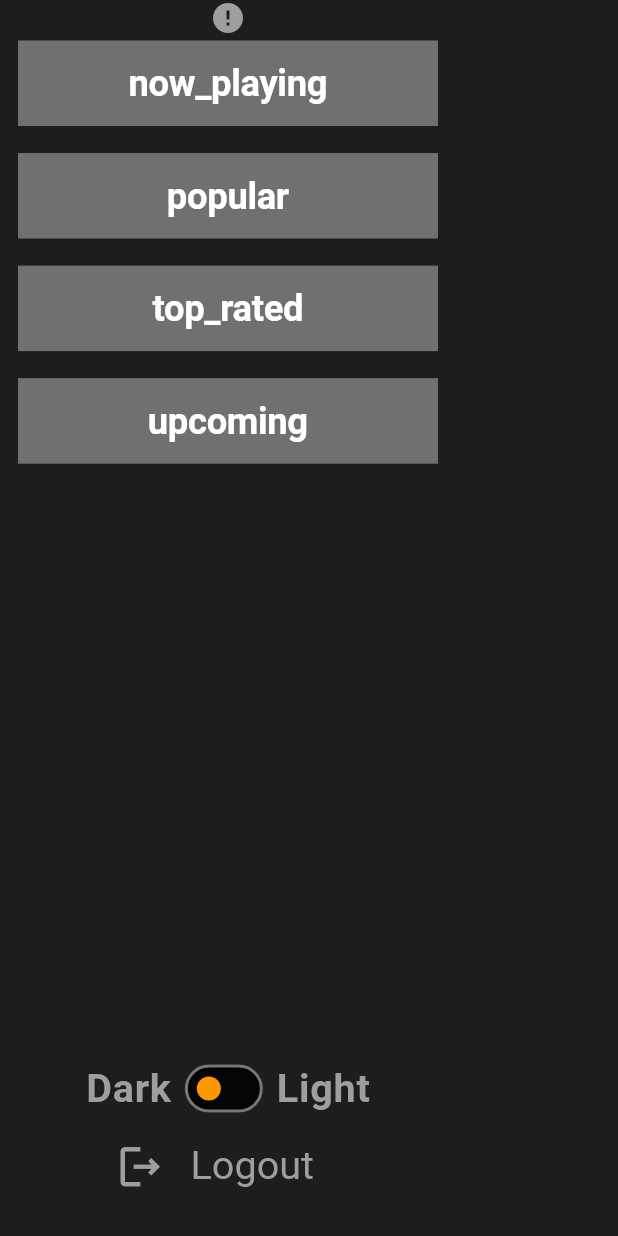
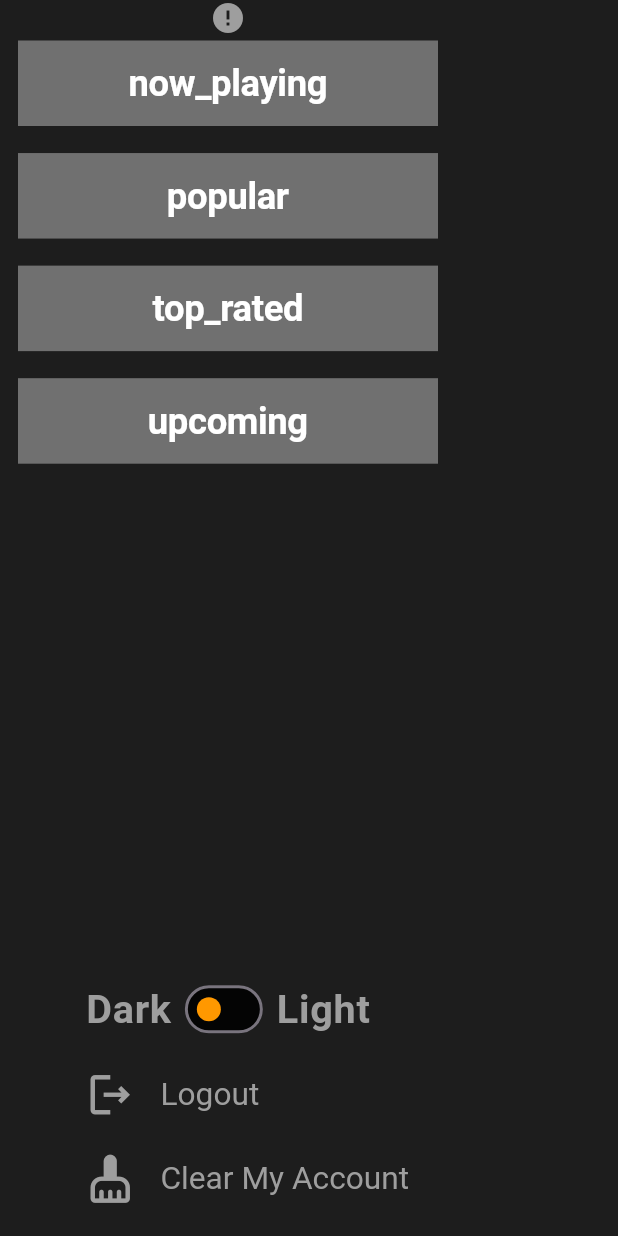
Before and after one commit to HindAlaa26/movie-app, a Flutter app: the HomeDrawer widget shown alone on an empty page, opened directly, on a phone screen of 412 x 824 dp. Run offline on Flutter 3.47's test engine with Material 3 defaults, Android fonts, the phone set to English and light mode, and no system bars; our stand-ins replace dio, flutter_screenutil, shared_preferences; accounts and stored records are empty; network calls fail.

Commit message:
Shared Preferences Updated

```diff
--- a/lib/Screens/favorite.dart
+++ b/lib/Screens/favorite.dart
@@ -5,6 +5,7 @@ import '../provider/favorite_provider.dart';
 import 'Home/item_details.dart';
 
 class Favorite extends StatefulWidget {
+  static String routeName = 'Favorite screen';
   const Favorite({super.key});
 
   @override
--- a/lib/Screens/splash_screen.dart
+++ b/lib/Screens/splash_screen.dart
@@ -20,7 +20,7 @@ class SplashScreen extends StatelessWidget {
              SizedBox(height: 150.h,),
             TextButton(
               onPressed: (){
-                Navigator.pushNamed(context, OnboardingScreen.routeName);
+                Navigator.pushNamed(context, OnBoardingScreen.routeName);
               },
               child:   Text("Let's Start",
                   style: TextStyle(color: const Color.fromRGBO(255, 187, 59, 50),fontSize: 30.sp,
--- /dev/null
+++ b/lib/Shared/local/shared_preferences.dart
@@ -0,0 +1,57 @@
+import 'package:shared_preferences/shared_preferences.dart';
+
+class SharedPreferencesHelper
+{
+  static SharedPreferences? prefs;
+  static init()async
+  {
+    prefs = await SharedPreferences.getInstance();
+  }
+
+ static List<String>? emailAndPasswordList;
+  // get Data (email and password) from register screen in login screen
+  static Future<List<String>> getEmailAndPassword()async
+  {
+   return  emailAndPasswordList = await prefs?.getStringList('emailAndPasswordList') ?? [];
+    print(emailAndPasswordList);
+  }
+  // set login Screen in login
+  static Future<bool?> setLoginState(bool isRegister)async
+  {
+    return await prefs?.setBool("isRegister",isRegister)??false ;
+  }
+
+  //get Register State
+ static Future<bool> getRegisterState()async
+{
+  return await prefs?.getBool("isRegister")??false;
+}
+//clear My Account
+ static  Future<bool?> clearAccount()async
+{
+  return await prefs?.clear();
+}
+  // login Data in register screen
+  static Future<dynamic> loginData(
+      {required bool isRegister,
+        required String email,
+        required String password,
+        required String nameController,
+        required String phoneController,}
+      )async
+  {
+
+    // Get the existing list of email and password pairs from shared preferences
+    List<String> emailAndPasswordList = prefs?.getStringList('emailAndPasswordList') ?? [];
+
+    // Add the new email and password pair to the list
+    emailAndPasswordList.add('$email:$password');
+
+    // Save the updated list back to shared preferences
+    await prefs?.setStringList('emailAndPasswordList', emailAndPasswordList);
+    await prefs?.setString("name", nameController);
+    await prefs?.setString("phone", phoneController);
+    await prefs?.setBool("isRegister", isRegister);
+    print(emailAndPasswordList);
+  }
+}
--- a/lib/Shared/shared_component/home_drawer.dart
+++ b/lib/Shared/shared_component/home_drawer.dart
@@ -1,8 +1,8 @@
 import 'package:flutter/material.dart';
 import 'package:flutter_screenutil/flutter_screenutil.dart';
 import 'package:movie_app/Screens/login_screen.dart';
+import 'package:movie_app/Shared/local/shared_preferences.dart';
 import 'package:provider/provider.dart';
-import 'package:shared_preferences/shared_preferences.dart';
 import '../../Screens/Home/custom_scroll.dart';
 import '../../provider/theme_provider.dart';
 
@@ -15,17 +15,6 @@ class HomeDrawer extends StatefulWidget {
 
 class _HomeDrawerState extends State<HomeDrawer> {
   List<String> categories = ["now_playing", "popular", "top_rated", "upcoming"];
-  bool isSwitched = false;
-  void setLoginState(bool isRegister) async {
-    final SharedPreferences prefs = await SharedPreferences.getInstance();
-    // to save email and pass
-    // prefs.remove("isRegister");
-    // to clear all
-    //prefs.clear();
-    await prefs.setBool("isRegister", isRegister);
-  }
-
-  bool isSwitch = true;
   @override
   Widget build(BuildContext context) {
     var themeProvide = Provider.of<ThemeProvider>(context, listen: true);
@@ -116,7 +105,7 @@ class _HomeDrawerState extends State<HomeDrawer> {
             ],
           ),
           Padding(
-            padding: const EdgeInsets.only(left: 60),
+            padding: const EdgeInsets.only(left: 40,top: 5),
             child: ListTile(
               leading: const Icon(Icons.logout_outlined,
                   color: Colors.grey, size: 35),
@@ -125,7 +114,26 @@ class _HomeDrawerState extends State<HomeDrawer> {
                 style: Theme.of(context).textTheme.displayMedium,
               ),
               onTap: () {
-                setLoginState(false);
+                SharedPreferencesHelper.setLoginState(false);
+                Navigator.push(
+                    context,
+                    MaterialPageRoute(
+                      builder: (context) => LoginScreen(),
+                    ));
+              },
+            ),
+          ),
+          Padding(
+            padding: const EdgeInsets.only(left: 40),
+            child: ListTile(
+              leading: const Icon(Icons.cleaning_services_rounded,
+                  color: Colors.grey, size: 35),
+              title: Text(
+                "Clear My Account",
+                style: Theme.of(context).textTheme.displayMedium,
+              ),
+              onTap: () {
+               SharedPreferencesHelper.clearAccount();
                 Navigator.push(
                     context,
                     MaterialPageRoute(
@@ -135,7 +143,7 @@ class _HomeDrawerState extends State<HomeDrawer> {
             ),
           ),
           SizedBox(
-            height: 18.h,
+            height: 10.h,
           ),
         ],
       ),
```
Also changed, not shown: lib/Screens/login_screen.dart (+14 -25 lines), lib/Screens/onboarding_screen.dart (+24 -21 lines), lib/Screens/register.dart (+24 -26 lines), lib/main.dart (+9 -11 lines).
